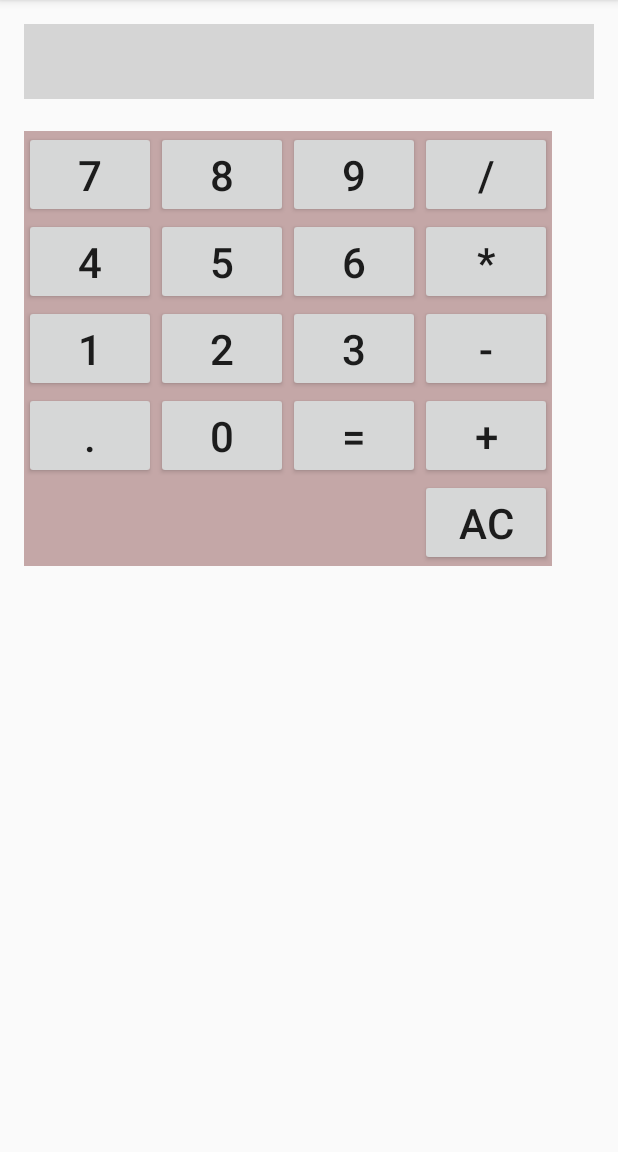
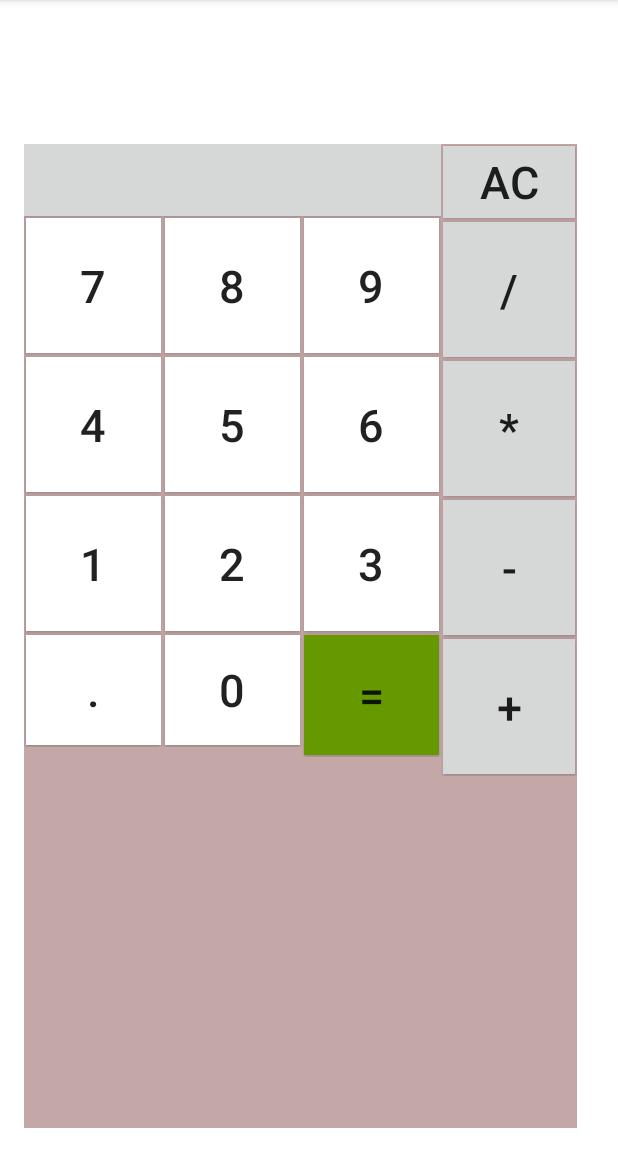
Before and after one commit to BNolvia/CalculadoraTarea, an Android app: the screen it shows after launch (CalculadoraActivity), on a phone screen of 412 x 824 dp, the part 84-1236 px from its top. Run offline under Robolectric (Android 15) with nearby library versions, the phone set to English and light mode, and no system bars.

Commit message:
Aspecto y Resultado

```diff
--- a/app/src/main/java/com/example/berenice/calculadora/CalculadoraActivity.java
+++ b/app/src/main/java/com/example/berenice/calculadora/CalculadoraActivity.java
@@ -19,6 +19,7 @@ public class CalculadoraActivity extends AppCompatActivity implements OnClickLis
     boolean cambio=false;
     double [] numero=new double [20];
     double resultado;
+    int n;
 
     String message = "";
 
@@ -80,34 +81,74 @@ public class CalculadoraActivity extends AppCompatActivity implements OnClickLis
          try {
                 switch (seleccion) {
                     case R.id.btn0:
-                        pantalla.setText(a + "0");
+                        if (n==1){
+                            pantalla.setText("");
+                            pantalla.setText("0");
+                            n=0;
+                        }else pantalla.setText(a + "0");
                         break;
                     case R.id.btn1:
-                        pantalla.setText(a + "1");
+                        if (n==1){
+                            pantalla.setText("");
+                            pantalla.setText("1");
+                            n=0;
+                        }else pantalla.setText(a + "1");
                         break;
                     case R.id.btn2:
-                        pantalla.setText(a + "2");
+                        if (n==1){
+                            pantalla.setText("");
+                            pantalla.setText("2");
+                            n=0;
+                        }else pantalla.setText(a + "2");
                         break;
                     case R.id.btn3:
-                        pantalla.setText(a + "3");
+                        if (n==1){
+                            pantalla.setText("");
+                            pantalla.setText("3");
+                            n=0;
+                        }else pantalla.setText(a + "3");
                         break;
                     case R.id.btn4:
-                        pantalla.setText(a + "4");
+                        if (n==1){
+                            pantalla.setText("");
+                            pantalla.setText("4");
+                            n=0;
+                        }else pantalla.setText(a + "4");
                         break;
                     case R.id.btn5:
-                        pantalla.setText(a + "5");
+                        if (n==1){
+                            pantalla.setText("");
+                            pantalla.setText("5");
+                            n=0;
+                        }else pantalla.setText(a + "5");
                         break;
                     case R.id.btn6:
-                        pantalla.setText(a + "6");
+                        if (n==1){
+                            pantalla.setText("");
+                            pantalla.setText("6");
+                            n=0;
+                        }else pantalla.setText(a + "6");
                         break;
                     case R.id.btn7:
-                        pantalla.setText(a + "7");
+                        if (n==1){
+                            pantalla.setText("");
+                            pantalla.setText("7");
+                            n=0;
+                        }else pantalla.setText(a + "7");
                         break;
                     case R.id.btn8:
-                        pantalla.setText(a + "8");
+                        if (n==1){
+                            pantalla.setText("");
+                            pantalla.setText("8");
+                            n=0;
+                        }else pantalla.setText(a + "8");
                         break;
                     case R.id.btn9:
-                        pantalla.setText(a + "9");
+                        if (n==1){
+                            pantalla.setText("");
+                            pantalla.setText("9");
+                            n=0;
+                        }else pantalla.setText(a + "9");
                         break;
 
                     case R.id.btnPunto:
@@ -147,6 +188,7 @@ public class CalculadoraActivity extends AppCompatActivity implements OnClickLis
                         decimal = false;
                         break;
                     case R.id.btnIgual:
+                        n=1;
                         numero[1] = Double.parseDouble(a);
                         if (suma == true) {
                             resultado = numero[0] + numero[1];
--- a/app/src/main/res/layout/activity_calculadora.xml
+++ b/app/src/main/res/layout/activity_calculadora.xml
@@ -8,61 +8,67 @@
     android:paddingLeft="@dimen/activity_horizontal_margin"
     android:paddingRight="@dimen/activity_horizontal_margin"
     android:paddingTop="@dimen/activity_vertical_margin"
-    tools:context="com.example.berenice.calculadora.CalculadoraActivity">
-
-    <TextView
-        android:id="@+id/texto"
-        android:layout_width="match_parent"
-        android:layout_height="50dp"
-        android:background="#D5D5D5"
-        android:textSize="30dp"
-        android:text=" " />
+    tools:context="com.example.berenice.calculadora.CalculadoraActivity"
+    android:background="@android:color/background_light">
 
     <LinearLayout
         android:id="@+id/Layout1"
         android:layout_width="wrap_content"
         android:layout_height="wrap_content"
         android:background="#C4A7A7"
-        android:layout_marginTop="21dp"
-        android:layout_below="@+id/texto"
+        android:layout_alignParentBottom="true"
         android:layout_alignParentLeft="true"
-        android:layout_alignParentStart="true">
+        android:layout_alignParentStart="true"
+        android:layout_below="@+id/texto">
+
         <LinearLayout
             android:layout_width="wrap_content"
             android:layout_height="wrap_content"
             android:orientation="vertical" >
 
             <Button
+                android:id="@+id/btnA3"
+                android:layout_width="match_parent"
+                android:layout_height="wrap_content"
+                android:layout_margin="0dp"
+                android:textSize="30sp"
+                android:background="?android:attr/colorButtonNormal" />
+
+            <Button
                 android:id="@+id/btn7"
-                android:layout_width="wrap_content"
-                android:layout_height="wrap_content"
-                android:textSize="28dp"
+                android:layout_width="90dp"
+                android:layout_height="90dp"
+                android:layout_margin="1dp"
+                android:textSize="30sp"
                 android:text="7"
-                />
+                android:background="@android:color/background_light" />
 
             <Button
                 android:id="@+id/btn4"
-                android:layout_width="wrap_content"
-                android:layout_height="wrap_content"
-                android:textSize="28dp"
+                android:layout_width="90dp"
+                android:layout_height="90dp"
+                android:layout_margin="1dp"
+                android:textSize="30sp"
                 android:text="4"
-                />
+                android:background="@android:color/background_light" />
 
             <Button
                 android:id="@+id/btn1"
-                android:layout_width="wrap_content"
-                android:layout_height="wrap_content"
-                android:textSize="28dp"
+                android:layout_width="90dp"
+                android:layout_height="90dp"
+                android:layout_margin="1dp"
+                android:textSize="30sp"
                 android:text="1"
-                />
+                android:background="@android:color/background_light" />
 
             <Button
                 android:id="@+id/btnPunto"
-                android:layout_width="wrap_content"
-                android:layout_height="wrap_content"
-                android:textSize="28dp"
+                android:layout_width="90dp"
+                android:layout_height="73dp"
+                android:layout_margin="1dp"
+                android:textSize="30sp"
                 android:text="."
-                />
+                android:background="@android:color/background_light" />
 
 
 
@@ -73,38 +79,49 @@
             android:layout_width="wrap_content"
             android:layout_height="wrap_content"
             android:orientation="vertical" >
+            <Button
+                android:id="@+id/btna1"
+                android:layout_width="match_parent"
+                android:layout_height="wrap_content"
+                android:layout_margin="0dp"
+                android:textSize="30sp"
+                android:background="?android:attr/colorButtonNormal" />
 
             <Button
                 android:id="@+id/btn8"
-                android:layout_width="wrap_content"
-                android:layout_height="wrap_content"
-                android:textSize="28dp"
+                android:layout_width="90dp"
+                android:layout_height="90dp"
+                android:layout_margin="1dp"
+                android:textSize="30sp"
                 android:text="8"
-                />
+                android:background="@android:color/background_light" />
 
             <Button
                 android:id="@+id/btn5"
-                android:layout_width="wrap_content"
-                android:layout_height="wrap_content"
-                android:textSize="28dp"
+                android:layout_width="90dp"
+                android:layout_height="90dp"
+                android:layout_margin="1dp"
+                android:textSize="30sp"
                 android:text="5"
-                />
+                android:background="@android:color/background_light" />
 
             <Button
                 android:id="@+id/btn2"
-                android:layout_width="wrap_content"
-                android:layout_height="wrap_content"
-                android:textSize="28dp"
+                android:layout_width="90dp"
+                android:layout_height="90dp"
+                android:layout_margin="1dp"
+                android:textSize="30sp"
                 android:text="2"
-                />
+                android:background="@android:color/background_light" />
 
             <Button
                 android:id="@+id/btn0"
-                android:layout_width="wrap_content"
-                android:layout_height="wrap_content"
-                android:textSize="28dp"
+                android:layout_width="90dp"
+                android:layout_height="73dp"
+                android:layout_margin="1dp"
+                android:textSize="30sp"
                 android:text="0"
-                />
+                android:background="@android:color/background_light" />
 
 
 
@@ -116,36 +133,48 @@
             android:orientation="vertical" >
 
             <Button
+                android:id="@+id/btnA2"
+                android:layout_width="match_parent"
+                android:layout_height="wrap_content"
+                android:layout_margin="0dp"
+                android:textSize="30sp"
+                android:background="?android:attr/colorButtonNormal" />
+
+            <Button
                 android:id="@+id/btn9"
-                android:layout_width="wrap_content"
-                android:layout_height="wrap_content"
-                android:textSize="28dp"
+                android:layout_width="90dp"
+                android:layout_height="90dp"
+                android:layout_margin="1dp"
+                android:textSize="30sp"
                 android:text="9"
-                />
+                android:background="@android:color/background_light" />
 
             <Button
                 android:id="@+id/btn6"
-                android:layout_width="wrap_content"
-                android:layout_height="wrap_content"
-                android:textSize="28dp"
+                android:layout_width="90dp"
+                android:layout_height="90dp"
+                android:layout_margin="1dp"
+                android:textSize="30sp"
                 android:text="6"
-                />
+                android:background="@android:color/background_light" />
 
             <Button
                 android:id="@+id/btn3"
-                android:layout_width="wrap_content"
-                android:layout_height="wrap_content"
-                android:textSize="28dp"
+                android:layout_width="90dp"
+                android:layout_height="90dp"
+                android:layout_margin="1dp"
+                android:textSize="30sp"
                 android:text="3"
-                />
+                android:background="@android:color/background_light" />
 
             <Button
                 android:id="@+id/btnIgual"
-                android:layout_width="wrap_content"
-                android:layout_height="wrap_content"
-                android:textSize="28dp"
+                android:layout_width="90dp"
+                android:layout_height="80dp"
+                android:layout_margin="1dp"
+                android:textSize="30sp"
                 android:text="="
-                />
+                android:background="@android:color/holo_green_dark" />
 
 
 
@@ -154,46 +183,63 @@
             android:layout_width="wrap_content"
             android:layout_height="wrap_content"
             android:orientation="vertical" >
+            <Button
+                android:id="@+id/btnAc"
+                android:layout_width="match_parent"
+                android:layout_height="wrap_content"
+                android:layout_margin="1dp"
+                android:textSize="30sp"
+                android:text="Ac"
+                android:background="?android:attr/colorButtonNormal" />
 
                      <Button
                 android:id="@+id/btnDiv"
-                android:layout_width="wrap_content"
-                android:layout_height="wrap_content"
-                android:textSize="28dp"
+                         android:layout_width="match_parent"
+                         android:layout_height="90dp"
+                         android:layout_margin="1dp"
+                         android:textSize="30sp"
                 android:text="/"
-                />
+                         android:background="?android:attr/colorButtonNormal"
+                         android:textAlignment="center" />
 
             <Button
                 android:id="@+id/btnMul"
-                android:layout_width="wrap_content"
-                android:layout_height="wrap_content"
-                android:textSize="28dp"
+                android:layout_width="match_parent"
+                android:layout_height="90dp"
+                android:layout_margin="1dp"
+                android:textSize="30sp"
                 android:text="*"
-                />
+                android:background="?android:attr/colorButtonNormal" />
 
             <Button
                 android:id="@+id/btnResta"
-                android:layout_width="wrap_content"
-                android:layout_height="wrap_content"
-                android:textSize="28dp"
+                android:layout_width="match_parent"
+                android:layout_height="90dp"
+                android:layout_margin="1dp"
+                android:textSize="30sp"
                 android:text="-"
-                />
+                android:background="?android:attr/colorButtonNormal" />
 
             <Button
                 android:id="@+id/btnSuma"
-                android:layout_width="wrap_content"
-                android:layout_height="wrap_content"
-                android:textSize="28dp"
+                android:layout_width="match_parent"
+                android:layout_height="90dp"
+                android:layout_margin="1dp"
+                android:textSize="30sp"
                 android:text="+"
-                />
-            <Button
-                android:id="@+id/btnAc"
-                android:layout_width="wrap_content"
-                android:layout_height="wrap_content"
-                android:textSize="28dp"
-                android:text="Ac"
-                />
-               </LinearLayout>
+                android:background="?android:attr/colorButtonNormal" />
+        </LinearLayout>
 
     </LinearLayout>
+
+    <TextView
+        android:id="@+id/texto"
+        android:layout_width="match_parent"
+        android:layout_height="80dp"
+        android:background="#FFFFFF"
+        android:textSize="40dp"
+        android:text=" "
+        android:layout_alignParentTop="true"
+        android:layout_alignParentLeft="true"
+        android:layout_alignParentStart="true" />
 </RelativeLayout>
```
